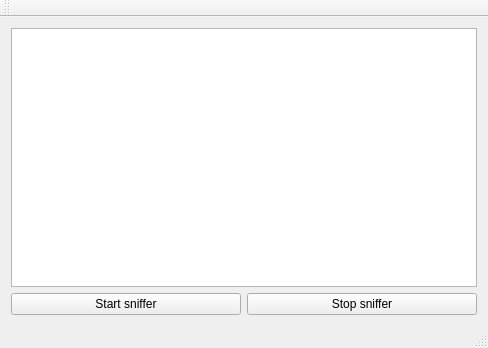
The window that MainWindow.ui (cetic/foren6-gui-qt) describes before a commit, drawn with Qt 5.
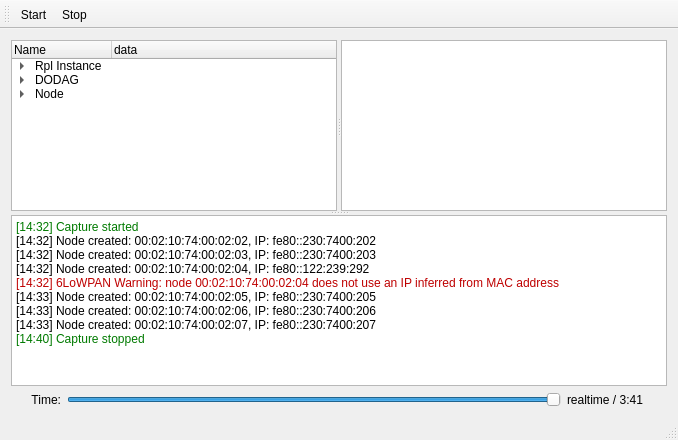
The same window after the commit. Icons and pictures are not drawn.

Commit message: GUI prototype version pre-alpha: to be improved

What changed in the file:
```diff
--- a/MainWindow.ui
+++ b/MainWindow.ui
@@ -6,8 +6,8 @@
    <rect>
     <x>0</x>
     <y>0</y>
-    <width>488</width>
-    <height>348</height>
+    <width>678</width>
+    <height>440</height>
    </rect>
   </property>
   <property name="windowTitle">
@@ -15,22 +15,189 @@
   </property>
   <widget class="QWidget" name="centralWidget">
    <layout class="QGridLayout" name="gridLayout">
-    <item row="1" column="1">
-     <widget class="QPushButton" name="stopSnifferButton">
+    <item row="2" column="1" colspan="3">
+     <widget class="QSlider" name="horizontalSlider">
+      <property name="value">
+       <number>99</number>
+      </property>
+      <property name="orientation">
+       <enum>Qt::Horizontal</enum>
+      </property>
+     </widget>
+    </item>
+    <item row="2" column="0">
+     <widget class="QLabel" name="label">
+      <property name="maximumSize">
+       <size>
+        <width>50</width>
+        <height>16777215</height>
+       </size>
+      </property>
       <property name="text">
-       <string>Stop sniffer</string>
+       <string>Time:</string>
       </property>
+      <property name="alignment">
+       <set>Qt::AlignRight|Qt::AlignTrailing|Qt::AlignVCenter</set>
+      </property>
      </widget>
     </item>
-    <item row="1" column="0">
-     <widget class="QPushButton" name="startSnifferButton">
+    <item row="2" column="4">
+     <widget class="QLabel" name="label_2">
+      <property name="maximumSize">
+       <size>
+        <width>100</width>
+        <height>16777215</height>
+       </size>
+      </property>
       <property name="text">
-       <string>Start sniffer</string>
+       <string>realtime / 3:41</string>
       </property>
      </widget>
     </item>
-    <item row="0" column="0" colspan="2">
-     <widget class="QGraphicsView" name="rplTreeView"/>
+    <item row="0" column="0" rowspan="2" colspan="5">
+     <widget class="QSplitter" name="splitter_2">
+      <property name="orientation">
+       <enum>Qt::Vertical</enum>
+      </property>
+      <widget class="QSplitter" name="splitter">
+       <property name="orientation">
+        <enum>Qt::Horizontal</enum>
+       </property>
+       <widget class="QTreeWidget" name="treeWidget">
+        <column>
+         <property name="text">
+          <string>Name</string>
+         </property>
+        </column>
+        <column>
+         <property name="text">
+          <string>data</string>
+         </property>
+        </column>
+        <item>
+         <property name="text">
+          <string>Rpl Instance</string>
+         </property>
+         <item>
+          <property name="text">
+           <string>Instance</string>
+          </property>
+          <property name="text">
+           <string>50</string>
+          </property>
+         </item>
+        </item>
+        <item>
+         <property name="text">
+          <string>DODAG</string>
+         </property>
+         <item>
+          <property name="text">
+           <string>Version</string>
+          </property>
+          <property name="text">
+           <string>240</string>
+          </property>
+         </item>
+         <item>
+          <property name="text">
+           <string>ID</string>
+          </property>
+          <property name="text">
+           <string>aaaa::1</string>
+          </property>
+         </item>
+         <item>
+          <property name="text">
+           <string>Prefix</string>
+          </property>
+          <property name="text">
+           <string>aaaa::/16</string>
+          </property>
+         </item>
+         <item>
+          <property name="text">
+           <string>MinHopRankInc</string>
+          </property>
+          <property name="text">
+           <string>256</string>
+          </property>
+         </item>
+        </item>
+        <item>
+         <property name="text">
+          <string>Node</string>
+         </property>
+         <item>
+          <property name="text">
+           <string>WPAN address</string>
+          </property>
+          <property name="text">
+           <string>1274002101929</string>
+          </property>
+         </item>
+         <item>
+          <property name="text">
+           <string>Link-local IPv6</string>
+          </property>
+          <property name="text">
+           <string>fe80::02101929</string>
+          </property>
+         </item>
+         <item>
+          <property name="text">
+           <string>Global IPv6</string>
+          </property>
+          <property name="text">
+           <string>aaaa::02101929</string>
+          </property>
+         </item>
+         <item>
+          <property name="text">
+           <string>Rank</string>
+          </property>
+          <property name="text">
+           <string>1291</string>
+          </property>
+         </item>
+         <item>
+          <property name="text">
+           <string>ETX</string>
+          </property>
+          <property name="text">
+           <string>3.41</string>
+          </property>
+         </item>
+         <item>
+          <property name="text">
+           <string>Sent packet count</string>
+          </property>
+          <property name="text">
+           <string>141</string>
+          </property>
+         </item>
+        </item>
+       </widget>
+       <widget class="QGraphicsView" name="rplTreeView"/>
+      </widget>
+      <widget class="QTextEdit" name="textEdit">
+       <property name="html">
+        <string>&lt;!DOCTYPE HTML PUBLIC &quot;-//W3C//DTD HTML 4.0//EN&quot; &quot;http://www.w3.org/TR/REC-html40/strict.dtd&quot;&gt;
+&lt;html&gt;&lt;head&gt;&lt;meta name=&quot;qrichtext&quot; content=&quot;1&quot; /&gt;&lt;style type=&quot;text/css&quot;&gt;
+p, li { white-space: pre-wrap; }
+&lt;/style&gt;&lt;/head&gt;&lt;body style=&quot; font-family:'DejaVu Sans'; font-size:9pt; font-weight:400; font-style:normal;&quot;&gt;
+&lt;p style=&quot; margin-top:0px; margin-bottom:0px; margin-left:0px; margin-right:0px; -qt-block-indent:0; text-indent:0px;&quot;&gt;&lt;span style=&quot; color:#007a00;&quot;&gt;[14:32] Capture started&lt;/span&gt;&lt;/p&gt;
+&lt;p style=&quot; margin-top:0px; margin-bottom:0px; margin-left:0px; margin-right:0px; -qt-block-indent:0; text-indent:0px;&quot;&gt;[14:32] Node created: 00:02:10:74:00:02:02, IP: fe80::230:7400:202&lt;/p&gt;
+&lt;p style=&quot; margin-top:0px; margin-bottom:0px; margin-left:0px; margin-right:0px; -qt-block-indent:0; text-indent:0px;&quot;&gt;[14:32] Node created: 00:02:10:74:00:02:03, IP: fe80::230:7400:203&lt;/p&gt;
+&lt;p style=&quot; margin-top:0px; margin-bottom:0px; margin-left:0px; margin-right:0px; -qt-block-indent:0; text-indent:0px;&quot;&gt;[14:32] Node created: 00:02:10:74:00:02:04, IP: fe80::122:239:292&lt;/p&gt;
+&lt;p style=&quot; margin-top:0px; margin-bottom:0px; margin-left:0px; margin-right:0px; -qt-block-indent:0; text-indent:0px;&quot;&gt;&lt;span style=&quot; color:#be0000;&quot;&gt;[14:32] 6LoWPAN Warning: node 00:02:10:74:00:02:04 does not use an IP inferred from MAC address&lt;/span&gt;&lt;/p&gt;
+&lt;p style=&quot; margin-top:0px; margin-bottom:0px; margin-left:0px; margin-right:0px; -qt-block-indent:0; text-indent:0px;&quot;&gt;[14:33] Node created: 00:02:10:74:00:02:05, IP: fe80::230:7400:205&lt;/p&gt;
+&lt;p style=&quot; margin-top:0px; margin-bottom:0px; margin-left:0px; margin-right:0px; -qt-block-indent:0; text-indent:0px;&quot;&gt;[14:33] Node created: 00:02:10:74:00:02:06, IP: fe80::230:7400:206&lt;/p&gt;
+&lt;p style=&quot; margin-top:0px; margin-bottom:0px; margin-left:0px; margin-right:0px; -qt-block-indent:0; text-indent:0px;&quot;&gt;[14:33] Node created: 00:02:10:74:00:02:07, IP: fe80::230:7400:207&lt;/p&gt;
+&lt;p style=&quot; margin-top:0px; margin-bottom:0px; margin-left:0px; margin-right:0px; -qt-block-indent:0; text-indent:0px;&quot;&gt;&lt;span style=&quot; color:#007a00;&quot;&gt;[14:40] Capture stopped&lt;/span&gt;&lt;/p&gt;&lt;/body&gt;&lt;/html&gt;</string>
+       </property>
+      </widget>
+     </widget>
     </item>
    </layout>
   </widget>
@@ -51,8 +218,34 @@
    <attribute name="toolBarBreak">
     <bool>false</bool>
    </attribute>
+   <addaction name="actionStart"/>
+   <addaction name="actionStop"/>
   </widget>
   <widget class="QStatusBar" name="statusBar"/>
+  <action name="actionStart">
+   <property name="icon">
+    <iconset>
+     <normaloff>../../../../../usr/share/icons/oxygen/48x48/actions/media-playback-start.png</normaloff>../../../../../usr/share/icons/oxygen/48x48/actions/media-playback-start.png</iconset>
+   </property>
+   <property name="text">
+    <string>Start</string>
+   </property>
+   <property name="toolTip">
+    <string>Start sniffing traffic</string>
+   </property>
+  </action>
+  <action name="actionStop">
+   <property name="icon">
+    <iconset>
+     <normaloff>../../../../../usr/share/icons/default.kde4/48x48/actions/media-playback-stop.png</normaloff>../../../../../usr/share/icons/default.kde4/48x48/actions/media-playback-stop.png</iconset>
+   </property>
+   <property name="text">
+    <string>Stop</string>
+   </property>
+   <property name="toolTip">
+    <string>Stop sniffing traffic</string>
+   </property>
+  </action>
  </widget>
  <layoutdefault spacing="6" margin="11"/>
  <resources/>
```
Left out of the diff: 2 changed lines with no effect on the pictures. The commit also changes 1 other file.
